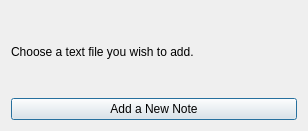
The window that chapterinfowindow.ui (FigueroaCode/Scribble) describes before a commit, drawn with Qt 5.
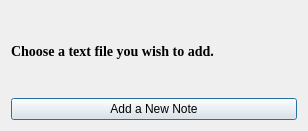
The same window after the commit.

What changed in the file:
```diff
--- a/chapterinfowindow.ui
+++ b/chapterinfowindow.ui
@@ -16,8 +16,13 @@
   <layout class="QVBoxLayout" name="verticalLayout">
    <item>
     <widget class="QLabel" name="label">
+     <property name="font">
+      <font>
+       <family>Times New Roman</family>
+      </font>
+     </property>
      <property name="text">
-      <string>Choose a text file you wish to add.</string>
+      <string>&lt;h3&gt;Choose a text file you wish to add.&lt;/h3&gt;</string>
      </property>
     </widget>
    </item>
```
